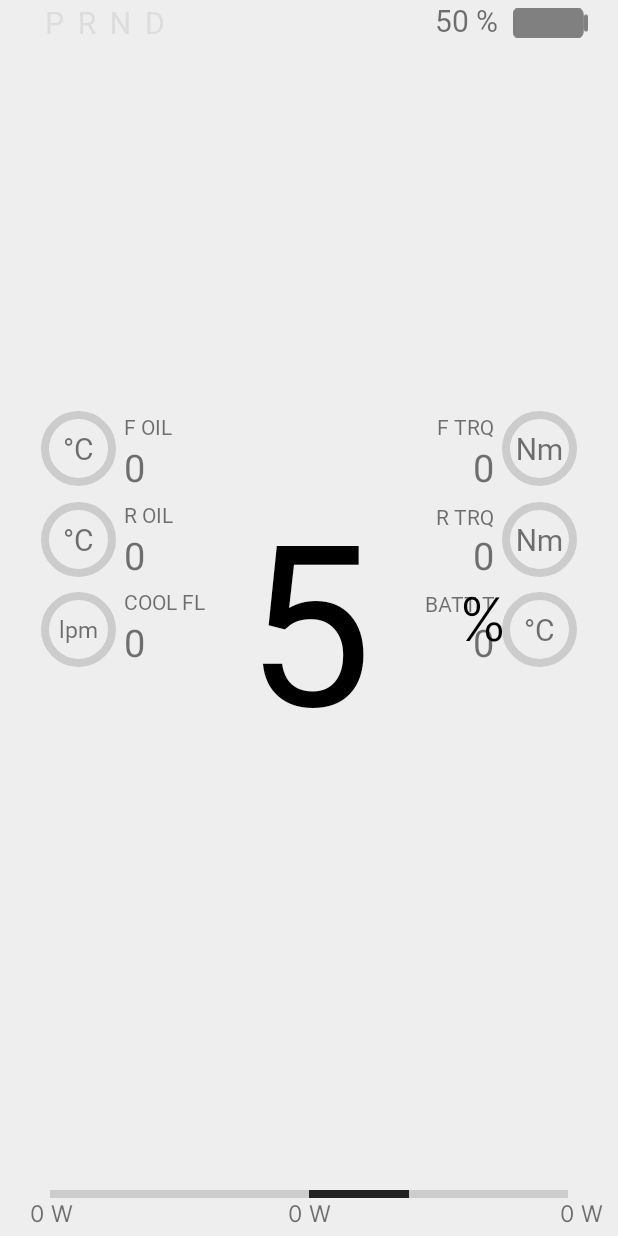
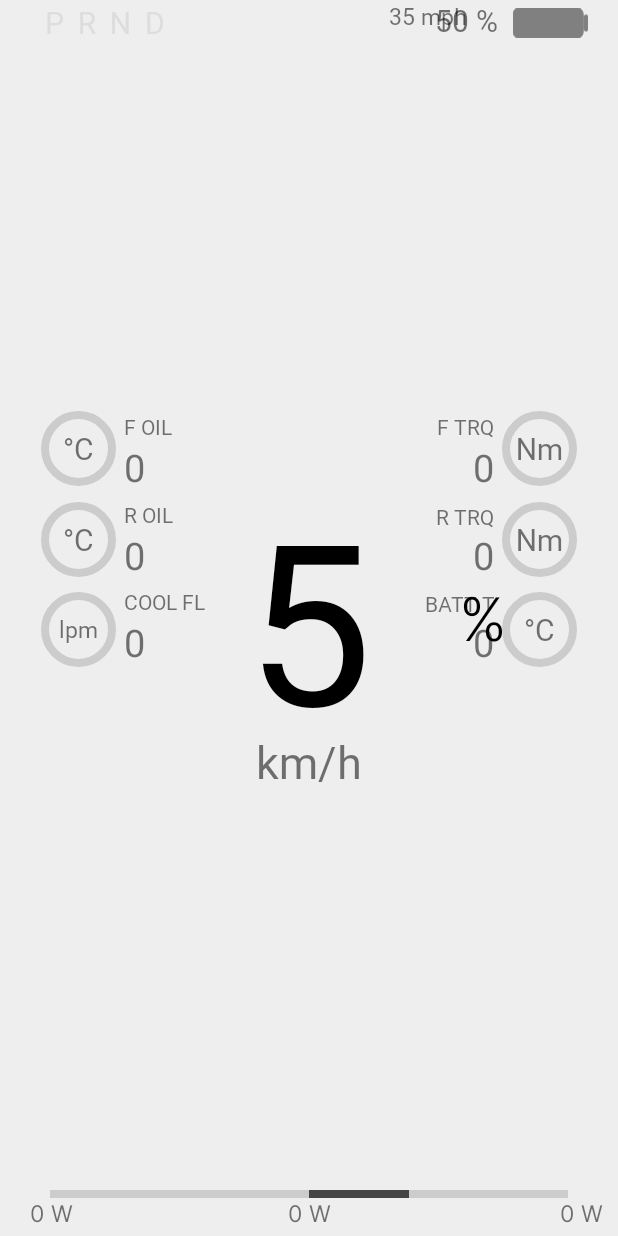
Before and after one commit to nmullaney/candash, an Android app: the layout fragment_dash.xml on its own in the app's theme, with its tools: preview values and no code run, on a phone screen of 412 x 824 dp. Run offline under Robolectric (Android 15) with nearby library versions, the phone set to English and light mode, and no system bars; network calls fail.

Commit message:
fixed km/h labeling and updated style of label to better match car

```diff
--- a/android/app/src/main/java/app/candash/cluster/CircularGauge.kt
+++ b/android/app/src/main/java/app/candash/cluster/CircularGauge.kt
@@ -114,7 +114,7 @@ class CircularGauge @JvmOverloads constructor(
             backgroundLineColor = PorterDuffColorFilter(getResources().getColor(R.color.medium_gray), PorterDuff.Mode.SRC_ATOP)
         } else {
             lineColor = PorterDuffColorFilter(getResources().getColor(R.color.white), PorterDuff.Mode.SRC_ATOP)
-            backgroundLineColor = PorterDuffColorFilter(getResources().getColor(R.color.medium_gray), PorterDuff.Mode.SRC_ATOP)
+            backgroundLineColor = PorterDuffColorFilter(getResources().getColor(R.color.dark_gray), PorterDuff.Mode.SRC_ATOP)
 
 
         }
--- a/android/app/src/main/java/app/candash/cluster/Constants.kt
+++ b/android/app/src/main/java/app/candash/cluster/Constants.kt
@@ -26,7 +26,7 @@ object Constants {
     const val frunkState = "frunkState"
     const val uiSpeedUnits = "UISpeedUnits"
     const val autopilotHands = "AutopilotHands"
-    const val maxSpeedAP = "AutopilotMaxSpeed"
+    const val maxSpeedAP = "maxSpeedAP"
     const val cruiseControlSpeed = "CruiseControlSpeed"
     const val uiSpeedHighSpeed = "UISpeedHighSpeed"
     const val visionSpeedLimit = "VisionSpeedLimit"
@@ -70,4 +70,5 @@ object Constants {
     const val uiSpeedTestBus0 = "uiSpeedTestBus0"
     const val indicatorLeft = "indicatorLeft"
     const val indicatorRight = "indicatorRight"
+    const val conditionalSpeedLimit = "conditionalSpeedLimit"
 }
--- a/android/app/src/main/res/layout/fragment_dash.xml
+++ b/android/app/src/main/res/layout/fragment_dash.xml
@@ -32,13 +32,12 @@
 
     <TextView
         android:id="@+id/unit"
-        android:visibility="invisible"
 
         android:layout_width="200dp"
         android:layout_height="50dp"
         android:fontFamily="@font/interextrabold"
         android:gravity="center_horizontal|top"
-        android:text="@string/mph"
+        tools:text="km/h"
         app:autoSizeMaxTextSize="550sp"
         app:autoSizeMinTextSize="20sp"
         app:autoSizeStepGranularity="10sp"
@@ -147,6 +146,15 @@
         app:layout_constraintEnd_toEndOf="parent"
         app:layout_constraintStart_toStartOf="parent" />
 
+    <TextView
+        android:id="@+id/displaymaxspeed"
+        android:layout_width="80dp"
+        android:layout_height="30dp"
+        android:gravity="right"
+        android:textSize="15sp"
+        android:fontFamily="@font/intersemibold"
+        app:layout_constraintStart_toEndOf="@id/autopilot_inactive"
+        tools:text="35 mph"/>
     <!--    <ImageView-->
     <!--        android:id="@+id/autopilot_max_speed"-->
     <!--        android:layout_width="60dp"-->
--- a/android/app/src/main/res/values/colors.xml
+++ b/android/app/src/main/res/values/colors.xml
@@ -24,5 +24,5 @@
     <color name="stop_color">#F44336</color>
     <color name="light_gray">#EEEEEE</color>
     <color name="medium_gray">#CCCCCC</color>
-    <color name="dark_gray">#222222</color>
+    <color name="dark_gray">#444444</color>
 </resources>
```
Also changed, not shown: android/app/src/main/java/app/candash/cluster/CANSignalHelper.kt (+6 -5 lines), android/app/src/main/java/app/candash/cluster/DashFragment.kt (+26 -34 lines).
